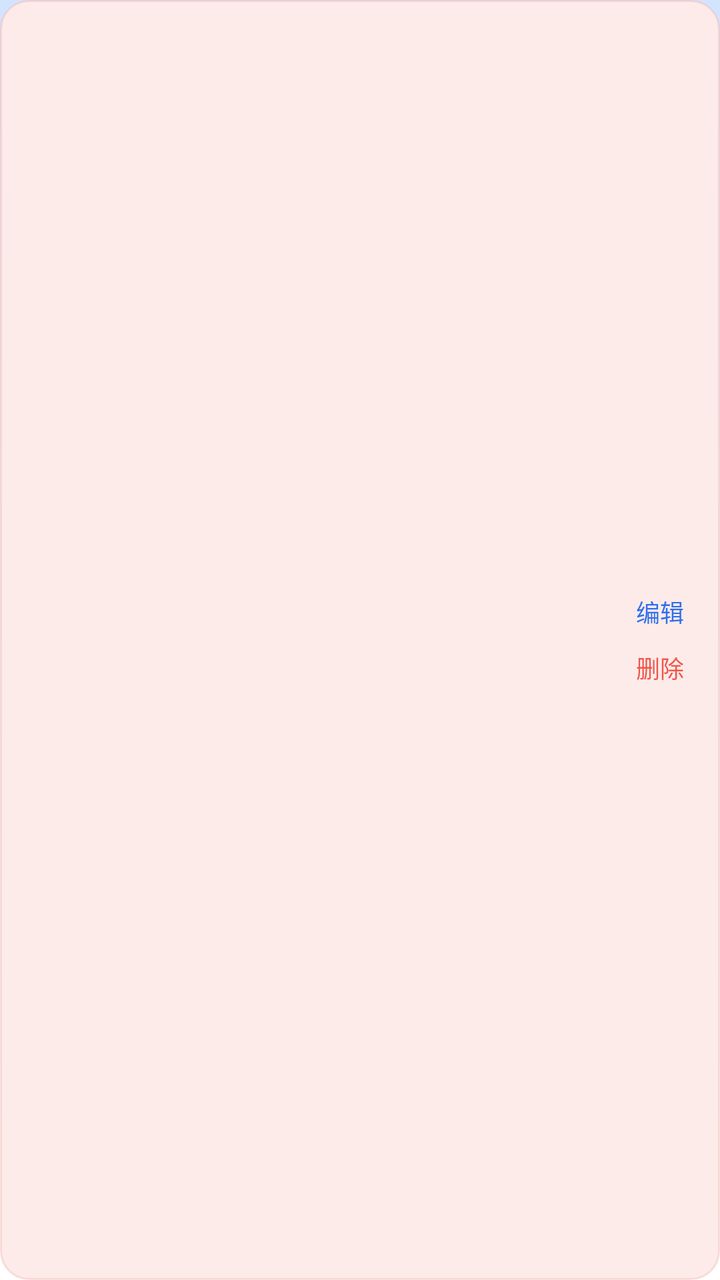
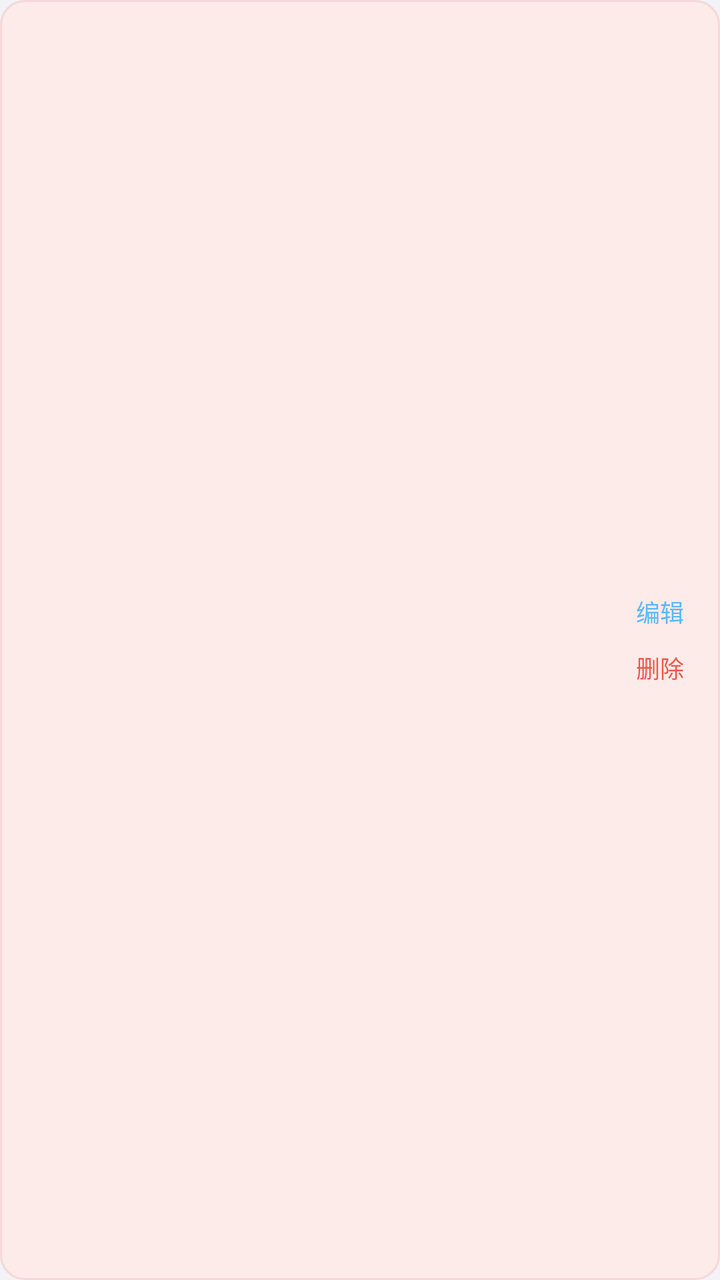

Before-and-after screenshots of an Android layout around one commit, followed by the original layout XML and the change that was made.
<!-- AndroidManifest.xml: application theme Theme.StudentBill -->
<!-- res/layout/item_bill_day.xml -->
<?xml version="1.0" encoding="utf-8"?>
<LinearLayout xmlns:android="http://schemas.android.com/apk/res/android"
    android:id="@+id/billRow"
    android:layout_width="match_parent"
    android:layout_height="wrap_content"
    android:layout_marginBottom="8dp"
    android:background="@drawable/bg_bill_expense"
    android:gravity="center_vertical"
    android:orientation="horizontal"
    android:paddingStart="12dp"
    android:paddingTop="10dp"
    android:paddingEnd="8dp"
    android:paddingBottom="10dp">

    <LinearLayout
        android:layout_width="0dp"
        android:layout_height="wrap_content"
        android:layout_weight="1"
        android:orientation="vertical">

        <LinearLayout
            android:layout_width="match_parent"
            android:layout_height="wrap_content"
            android:gravity="center_vertical"
            android:orientation="horizontal">

            <TextView
                android:id="@+id/tvBillCategory"
                android:layout_width="wrap_content"
                android:layout_height="wrap_content"
                android:ellipsize="end"
                android:singleLine="true"
                android:textColor="@color/candy_ink"
                android:textSize="14sp"
                android:textStyle="bold" />

            <View
                android:layout_width="0dp"
                android:layout_height="0dp"
                android:layout_weight="1" />

            <TextView
                android:id="@+id/tvBillAmount"
                android:layout_width="wrap_content"
                android:layout_height="wrap_content"
                android:textColor="@color/color_warning"
                android:textSize="16sp"
                android:textStyle="bold" />

        </LinearLayout>

        <TextView
            android:id="@+id/tvBillMerchant"
            android:layout_width="match_parent"
            android:layout_height="wrap_content"
            android:layout_marginTop="3dp"
            android:ellipsize="end"
            android:singleLine="true"
            android:textColor="@color/text_secondary"
            android:textSize="12sp" />

        <TextView
            android:id="@+id/tvBillTime"
            android:layout_width="match_parent"
            android:layout_height="wrap_content"
            android:layout_marginTop="2dp"
            android:textColor="@color/text_hint"
            android:textSize="11sp" />

    </LinearLayout>

    <LinearLayout
        android:layout_width="wrap_content"
        android:layout_height="wrap_content"
        android:layout_marginStart="8dp"
        android:orientation="vertical">

        <TextView
            android:id="@+id/tvBillEdit"
            android:layout_width="44dp"
            android:layout_height="28dp"
            android:background="?attr/selectableItemBackgroundBorderless"
            android:clickable="true"
            android:focusable="true"
            android:gravity="center"
            android:text="@string/bill_edit"
            android:textColor="@color/color_primary"
            android:textSize="12sp" />

        <TextView
            android:id="@+id/tvBillDelete"
            android:layout_width="44dp"
            android:layout_height="28dp"
            android:background="?attr/selectableItemBackgroundBorderless"
            android:clickable="true"
            android:focusable="true"
            android:gravity="center"
            android:text="@string/bill_delete"
            android:textColor="@color/color_warning"
            android:textSize="12sp" />

    </LinearLayout>

</LinearLayout>
<!-- resources referenced by this layout -->
<resources>
  <color name="candy_ink">#3A2A55</color>
  <color name="color_primary">#2F6FED</color>
  <color name="color_warning">#F0564A</color>
  <color name="text_hint">#9AA3AF</color>
  <color name="text_secondary">#6B7280</color>
  <!-- drawable bg_bill_expense (drawable) -->
  <?xml version="1.0" encoding="utf-8"?>
  <shape xmlns:android="http://schemas.android.com/apk/res/android"
      android:shape="rectangle">
      <solid android:color="@color/bill_expense_bg" />
      <corners android:radius="14dp" />
      <stroke
          android:width="1dp"
          android:color="@color/bill_expense_line" />
  </shape>
  <string name="bill_delete">删除</string>
  <string name="bill_edit">编辑</string>
  <style name="Theme.StudentBill" parent="Theme.AppCompat.Light.NoActionBar">
          <item name="colorPrimary">@color/color_primary</item>
          <item name="colorPrimaryDark">@color/color_primary_dark</item>
          <item name="colorAccent">@color/color_primary</item>
          <item name="android:windowLightStatusBar">true</item>
          <item name="android:statusBarColor">@color/page_blue</item>
          <item name="android:navigationBarColor">@color/bg_card</item>
          <item name="android:windowBackground">@drawable/bg_page_gradient</item>
          <item name="android:textColorPrimary">@color/text_primary</item>
          <item name="android:textColorSecondary">@color/text_secondary</item>
      </style>
  <color name="bill_expense_bg">#FDEBE9</color>
  <color name="bill_expense_line">#66F2B3AC</color>
  <color name="color_primary_dark">#1E4FBD</color>
  <color name="page_blue">#D3E4FF</color>
  <color name="bg_card">#FFFFFF</color>
  <!-- drawable bg_page_gradient (drawable) -->
  <?xml version="1.0" encoding="utf-8"?>
  <layer-list xmlns:android="http://schemas.android.com/apk/res/android">
  
      
      <item>
          <shape android:shape="rectangle">
              <gradient
                  android:angle="270"
                  android:endColor="@color/bg_card"
                  android:startColor="@color/page_blue" />
          </shape>
      </item>
  
      
      <item
          android:width="200dp"
          android:height="200dp"
          android:gravity="top|end"
          android:right="12dp"
          android:top="90dp">
          <shape android:shape="oval">
              <solid android:color="@color/page_bubble" />
          </shape>
      </item>
  
      <item
          android:width="120dp"
          android:height="120dp"
          android:gravity="bottom|start"
          android:bottom="36dp"
          android:left="8dp">
          <shape android:shape="oval">
              <solid android:color="@color/page_bubble" />
          </shape>
      </item>
  
  </layer-list>
  <color name="text_primary">#1F2430</color>
  <color name="page_bubble">#66FFFFFF</color>
</resources>

<!-- the commit's change to res/layout/item_bill_day.xml (unified diff, before → after) -->
@@ -3,14 +3,15 @@
     android:id="@+id/billRow"
     android:layout_width="match_parent"
     android:layout_height="wrap_content"
-    android:layout_marginBottom="8dp"
+    android:layout_marginBottom="@dimen/space_sm"
     android:background="@drawable/bg_bill_expense"
     android:gravity="center_vertical"
+    android:minHeight="48dp"
     android:orientation="horizontal"
-    android:paddingStart="12dp"
-    android:paddingTop="10dp"
-    android:paddingEnd="8dp"
-    android:paddingBottom="10dp">
+    android:paddingStart="@dimen/space_md"
+    android:paddingTop="@dimen/space_md"
+    android:paddingEnd="@dimen/space_sm"
+    android:paddingBottom="@dimen/space_md">
 
     <LinearLayout
         android:layout_width="0dp"
@@ -30,8 +31,8 @@
                 android:layout_height="wrap_content"
                 android:ellipsize="end"
                 android:singleLine="true"
-                android:textColor="@color/candy_ink"
-                android:textSize="14sp"
+                android:textColor="@color/text_primary"
+                android:textSize="@dimen/text_body"
                 android:textStyle="bold" />
 
             <View
@@ -44,7 +45,7 @@
                 android:layout_width="wrap_content"
                 android:layout_height="wrap_content"
                 android:textColor="@color/color_warning"
-                android:textSize="16sp"
+                android:textSize="@dimen/text_card_title"
                 android:textStyle="bold" />
 
         </LinearLayout>
@@ -57,7 +58,7 @@
             android:ellipsize="end"
             android:singleLine="true"
             android:textColor="@color/text_secondary"
-            android:textSize="12sp" />
+            android:textSize="@dimen/text_caption" />
 
         <TextView
             android:id="@+id/tvBillTime"
@@ -72,7 +73,7 @@
     <LinearLayout
         android:layout_width="wrap_content"
         android:layout_height="wrap_content"
-        android:layout_marginStart="8dp"
+        android:layout_marginStart="@dimen/space_sm"
         android:orientation="vertical">
 
         <TextView
@@ -85,7 +86,7 @@
             android:gravity="center"
             android:text="@string/bill_edit"
             android:textColor="@color/color_primary"
-            android:textSize="12sp" />
+            android:textSize="@dimen/text_caption" />
 
         <TextView
             android:id="@+id/tvBillDelete"
@@ -97,7 +98,7 @@
             android:gravity="center"
             android:text="@string/bill_delete"
             android:textColor="@color/color_warning"
-            android:textSize="12sp" />
+            android:textSize="@dimen/text_caption" />
 
     </LinearLayout>
 
<!-- resource entries referenced after the edit -->
@@ -1,16 +1,20 @@
 <!-- resources referenced by this layout -->
 <resources>
-  <color name="candy_ink">#3A2A55</color>
-  <color name="color_primary">#2F6FED</color>
+  <color name="color_primary">#5BB8F5</color>
   <color name="color_warning">#F0564A</color>
-  <color name="text_hint">#9AA3AF</color>
-  <color name="text_secondary">#6B7280</color>
+  <color name="text_hint">#AEAEB2</color>
+  <color name="text_secondary">#8E8E93</color>
+  <dimen name="space_md">12dp</dimen>
+  <dimen name="space_sm">8dp</dimen>
+  <dimen name="text_body">14sp</dimen>
+  <dimen name="text_caption">12sp</dimen>
+  <dimen name="text_card_title">16sp</dimen>
   <!-- drawable bg_bill_expense (drawable) -->
   <?xml version="1.0" encoding="utf-8"?>
   <shape xmlns:android="http://schemas.android.com/apk/res/android"
       android:shape="rectangle">
       <solid android:color="@color/bill_expense_bg" />
-      <corners android:radius="14dp" />
+      <corners android:radius="@dimen/radius_input" />
       <stroke
           android:width="1dp"
           android:color="@color/bill_expense_line" />
@@ -22,56 +26,25 @@
           <item name="colorPrimaryDark">@color/color_primary_dark</item>
           <item name="colorAccent">@color/color_primary</item>
           <item name="android:windowLightStatusBar">true</item>
-          <item name="android:statusBarColor">@color/page_blue</item>
+          <item name="android:statusBarColor">@color/page_bg_start</item>
           <item name="android:navigationBarColor">@color/bg_card</item>
           <item name="android:windowBackground">@drawable/bg_page_gradient</item>
           <item name="android:textColorPrimary">@color/text_primary</item>
           <item name="android:textColorSecondary">@color/text_secondary</item>
       </style>
   <color name="bill_expense_bg">#FDEBE9</color>
+  <dimen name="radius_input">12dp</dimen>
   <color name="bill_expense_line">#66F2B3AC</color>
-  <color name="color_primary_dark">#1E4FBD</color>
-  <color name="page_blue">#D3E4FF</color>
+  <color name="color_primary_dark">#3A9FE0</color>
+  <color name="page_bg_start">#F2F2F7</color>
   <color name="bg_card">#FFFFFF</color>
   <!-- drawable bg_page_gradient (drawable) -->
   <?xml version="1.0" encoding="utf-8"?>
-  <layer-list xmlns:android="http://schemas.android.com/apk/res/android">
-  
-      
-      <item>
-          <shape android:shape="rectangle">
-              <gradient
-                  android:angle="270"
-                  android:endColor="@color/bg_card"
-                  android:startColor="@color/page_blue" />
-          </shape>
-      </item>
-  
-      
-      <item
-          android:width="200dp"
-          android:height="200dp"
-          android:gravity="top|end"
-          android:right="12dp"
-          android:top="90dp">
-          <shape android:shape="oval">
-              <solid android:color="@color/page_bubble" />
-          </shape>
-      </item>
-  
-      <item
-          android:width="120dp"
-          android:height="120dp"
-          android:gravity="bottom|start"
-          android:bottom="36dp"
-          android:left="8dp">
-          <shape android:shape="oval">
-              <solid android:color="@color/page_bubble" />
-          </shape>
-      </item>
-  
-  </layer-list>
-  <color name="text_primary">#1F2430</color>
-  <color name="page_bubble">#66FFFFFF</color>
+  <shape xmlns:android="http://schemas.android.com/apk/res/android"
+      android:shape="rectangle">
+      <solid android:color="@color/bg_page" />
+  </shape>
+  <color name="bg_page">#F2F2F7</color>
+  <color name="text_primary">#1C1C1E</color>
 </resources>
 
